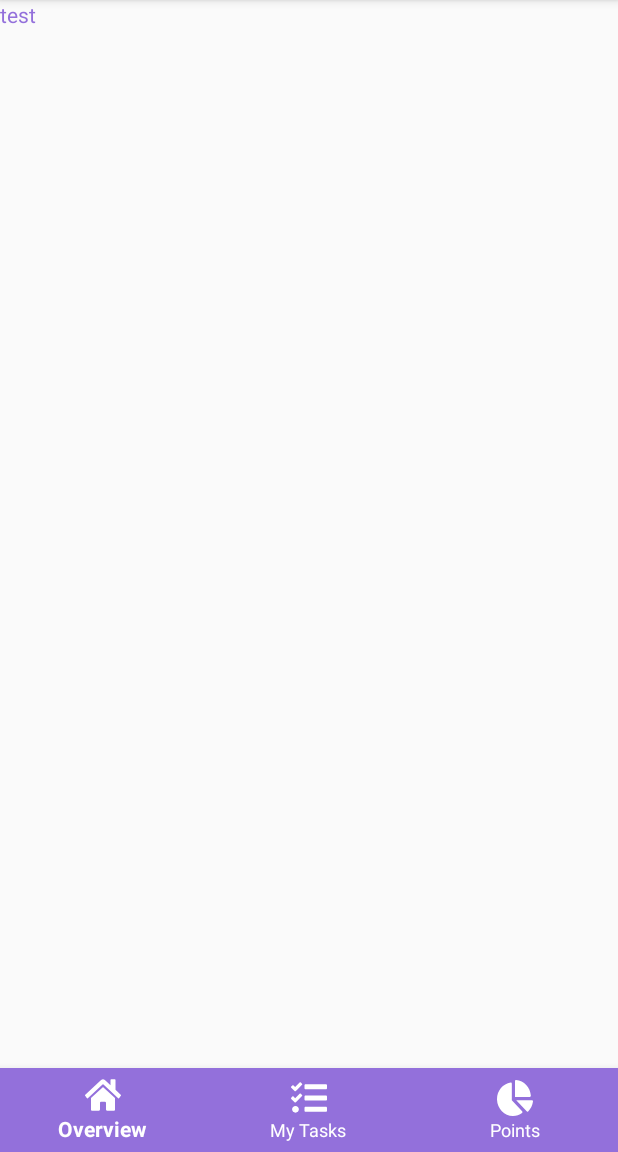
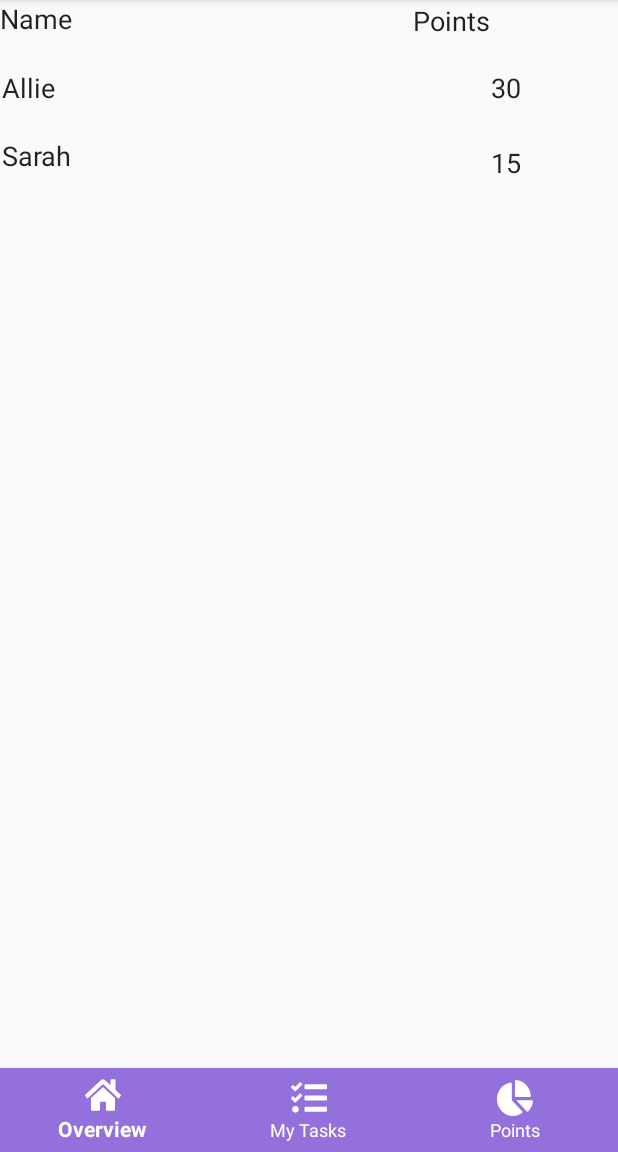
Before and after one commit to anhyesun/ShareChore, an Android app: the fragment PointsFragment placed in its activity, on a phone screen of 412 x 824 dp, the part 84-1236 px from its top. Run offline under Robolectric (Android 15) with nearby library versions, the phone set to English and light mode, and no system bars; our stand-ins replace ButterKnife.

Commit message:
point screen xml demo complete

```diff
--- a/app/src/main/java/com/example/naoreen/cmdf/NewTask.java
+++ b/app/src/main/java/com/example/naoreen/cmdf/NewTask.java
@@ -21,8 +21,8 @@ public class NewTask extends AppCompatActivity implements AdapterView.OnItemSele
         super.onCreate(savedInstanceState);
         setContentView(R.layout.activity_new_task);
         members = new ArrayList<>();
-        members.add("Alice");
-        members.add("Bob");
+        members.add("Allie");
+        members.add("Sarah");
 
 
         //TODO: display members -- Parse JSON file to get list of users
--- a/app/src/main/res/layout/fragment_points.xml
+++ b/app/src/main/res/layout/fragment_points.xml
@@ -1,12 +1,148 @@
 <?xml version="1.0" encoding="utf-8"?>
-<android.support.constraint.ConstraintLayout
-    xmlns:android="http://schemas.android.com/apk/res/android" android:layout_width="match_parent"
+<android.support.constraint.ConstraintLayout xmlns:android="http://schemas.android.com/apk/res/android"
+    xmlns:app="http://schemas.android.com/apk/res-auto"
+    xmlns:tools="http://schemas.android.com/tools"
+    android:layout_width="match_parent"
     android:layout_height="match_parent">
 
-    <TextView
+    <TableLayout
+        android:layout_width="match_parent"
+        android:layout_height="match_parent"
+        tools:layout_editor_absoluteX="1dp"
+        tools:layout_editor_absoluteY="37dp">
+
+        <TableRow
+            android:layout_width="match_parent"
+            android:layout_height="match_parent" />
+
+        <TableRow
+            android:layout_width="match_parent"
+            android:layout_height="match_parent" />
+
+        <TableRow
+            android:layout_width="match_parent"
+            android:layout_height="match_parent" />
+
+        <TableRow
+            android:layout_width="match_parent"
+            android:layout_height="match_parent" />
+    </TableLayout>
+
+    <!--EditText
+        android:id="@+id/editText14"
         android:layout_width="wrap_content"
         android:layout_height="wrap_content"
-        android:text="@string/test_string"
-        android:textColor="@color/colorPrimary"/>
+        android:layout_marginEnd="136dp"
+        android:layout_marginRight="136dp"
+        android:layout_marginBottom="552dp"
+        android:background="@android:color/transparent"
+        android:ems="10"
+        android:inputType="textPersonName"
+        android:text="Veronica"
+        app:layout_constraintBottom_toBottomOf="parent"
+        app:layout_constraintEnd_toEndOf="parent" -->
 
+    <!--EditText
+        android:id="@+id/editText17"
+        android:layout_width="79dp"
+        android:layout_height="44dp"
+        android:layout_marginStart="328dp"
+        android:layout_marginLeft="328dp"
+        android:layout_marginTop="92dp"
+        android:layout_marginEnd="4dp"
+        android:layout_marginRight="4dp"
+        android:layout_marginBottom="595dp"
+        android:background="@android:color/transparent"
+        android:ems="10"
+        android:inputType="number"
+        android:text="27"
+        app:layout_constraintBottom_toBottomOf="parent"
+        app:layout_constraintEnd_toEndOf="parent"
+        app:layout_constraintStart_toStartOf="parent"
+        app:layout_constraintTop_toTopOf="parent" /-->
+
+    <EditText
+        android:id="@+id/editText8"
+        android:layout_width="wrap_content"
+        android:layout_height="wrap_content"
+        android:background="@android:color/transparent"
+        android:ems="10"
+        android:inputType="textPersonName"
+        android:text="Name"
+        app:layout_constraintStart_toStartOf="parent"
+        app:layout_constraintTop_toTopOf="parent" />
+
+    <EditText
+        android:id="@+id/editText10"
+        android:layout_width="match_parent"
+        android:layout_height="wrap_content"
+        android:layout_marginStart="1dp"
+        android:layout_marginLeft="1dp"
+        android:layout_marginTop="46dp"
+        android:background="@android:color/transparent"
+        android:ems="10"
+        android:inputType="textPersonName"
+        android:text="Allie"
+        app:layout_constraintStart_toStartOf="parent"
+        app:layout_constraintTop_toTopOf="parent" />
+
+    <EditText
+        android:id="@+id/editText16"
+        android:layout_width="79dp"
+        android:layout_height="59dp"
+        android:layout_marginTop="8dp"
+        android:layout_marginEnd="5dp"
+        android:layout_marginRight="5dp"
+        android:background="@android:color/transparent"
+        android:ems="10"
+        android:inputType="number"
+        android:text="15"
+        app:layout_constraintEnd_toEndOf="parent"
+        app:layout_constraintTop_toBottomOf="@+id/editText13" />
+
+    <EditText
+        android:id="@+id/editText9"
+        android:layout_width="131dp"
+        android:layout_height="wrap_content"
+        android:layout_marginStart="275dp"
+        android:layout_marginLeft="275dp"
+        android:layout_marginTop="1dp"
+        android:layout_marginEnd="5dp"
+        android:layout_marginRight="5dp"
+        android:background="@android:color/transparent"
+        android:ems="10"
+        android:inputType="number"
+        android:lineSpacingExtra="18sp"
+        android:text="Points"
+        app:layout_constraintEnd_toEndOf="parent"
+        app:layout_constraintStart_toStartOf="parent"
+        app:layout_constraintTop_toTopOf="parent" />
+
+    <EditText
+        android:id="@+id/editText13"
+        android:layout_width="79dp"
+        android:layout_height="wrap_content"
+        android:layout_marginTop="46dp"
+        android:layout_marginEnd="5dp"
+        android:layout_marginRight="5dp"
+        android:background="@android:color/transparent"
+        android:ems="10"
+        android:inputType="number"
+        android:text="30"
+        app:layout_constraintEnd_toEndOf="parent"
+        app:layout_constraintTop_toTopOf="parent" />
+
+    <EditText
+        android:id="@+id/editText11"
+        android:layout_width="wrap_content"
+        android:layout_height="wrap_content"
+        android:layout_marginStart="1dp"
+        android:layout_marginLeft="1dp"
+        android:layout_marginTop="91dp"
+        android:background="@android:color/transparent"
+        android:ems="10"
+        android:inputType="textPersonName"
+        android:text="Sarah"
+        app:layout_constraintStart_toStartOf="parent"
+        app:layout_constraintTop_toTopOf="parent"/>
 </android.support.constraint.ConstraintLayout>
```
